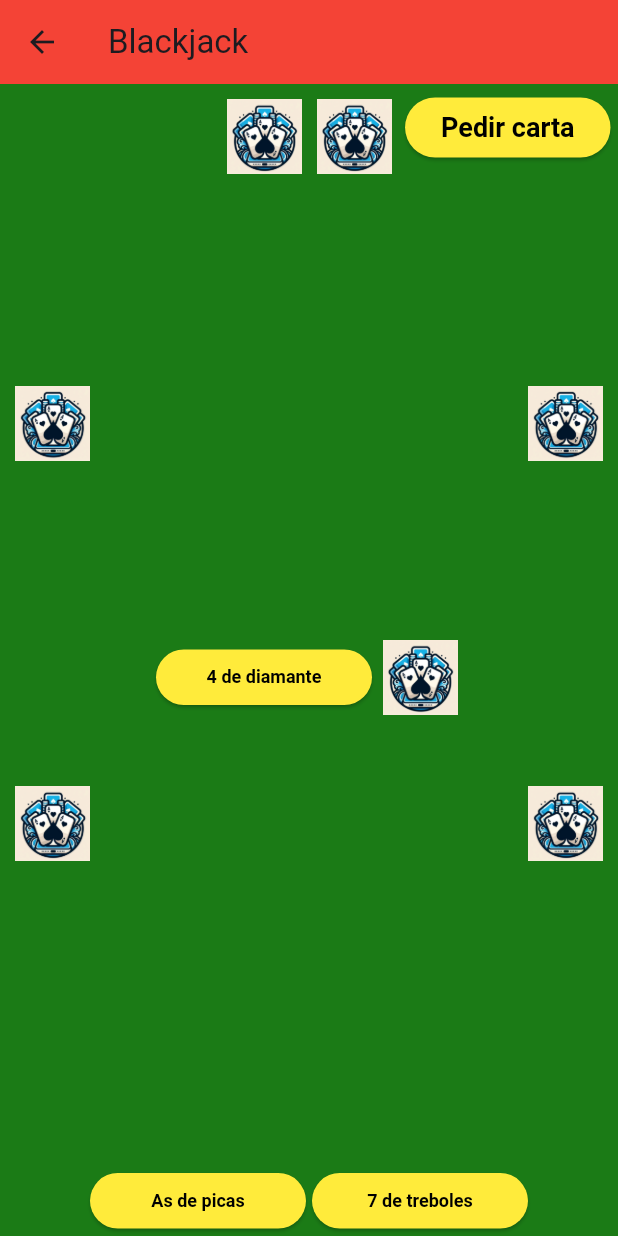
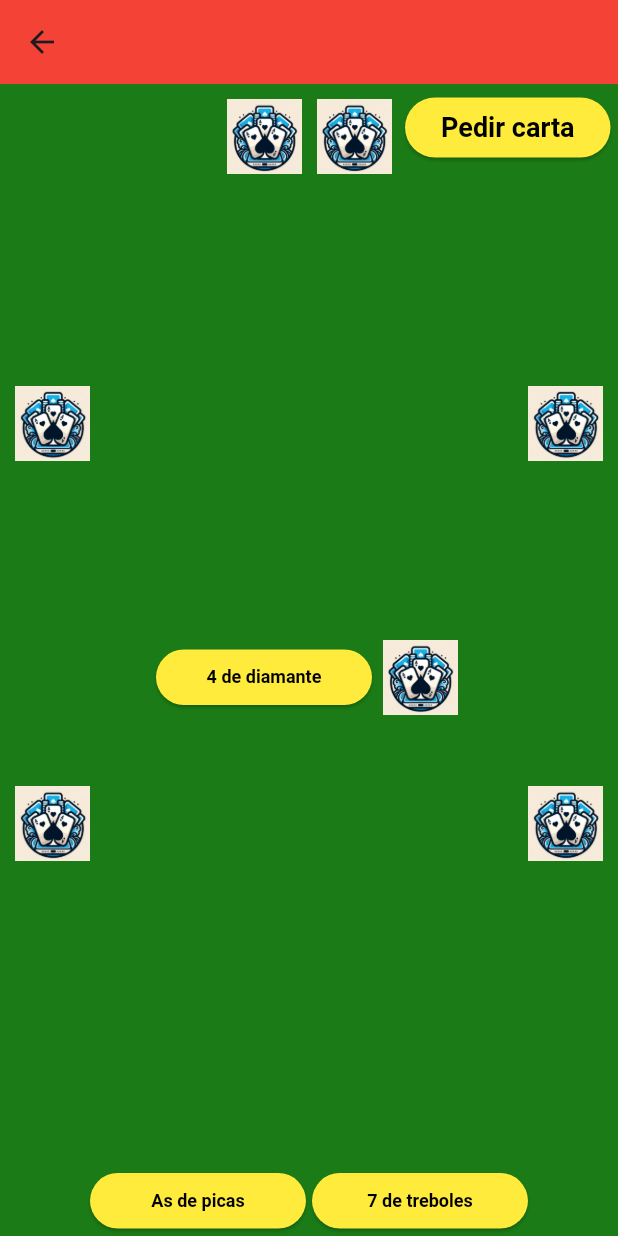
Before and after one commit to UNIZAR-30226-2024-13/Frontend-Movil, a Flutter app: the Blackjack screen opened directly, on a phone screen of 412 x 824 dp. Run offline on Flutter 3.47's test engine with Material 3 defaults, Android fonts, the phone set to English and light mode, and no system bars.

```diff
--- a/lib/blackjack.dart
+++ b/lib/blackjack.dart
@@ -3,6 +3,8 @@ import 'package:flutter/material.dart';
 void main() {
   runApp(MyApp());
 }
+
+var ocultar = true;
 
 class MyApp extends StatelessWidget {
   @override
@@ -18,7 +20,7 @@ class Blackjack extends StatelessWidget {
   Widget build(BuildContext context) {
     return Scaffold(
       appBar: AppBar(
-        title: Text('Blackjack'),
+        title: Text(''),
         backgroundColor: Colors.red,
       ),
       body: Container(
@@ -100,16 +102,13 @@ class _BlackjackTableState extends State<BlackjackTable> {
                 for (int i = 0; i < 2; i++) CartaExtra(),
               ],
             ),
+
             // Espacio en el medio
             Expanded(
               child: CartasCroupier(turnoFinal: false),
             ),
-            Row(
-              mainAxisAlignment: MainAxisAlignment.center,
-              children: [
-                for (var carta in cartasJugador) Carta(cartaTexto: carta),
-              ],
-            ),
+
+            CartasJugador(lista: cartasJugador),
           ],
         ),
       ],
@@ -130,9 +129,9 @@ class _CartasCroupierState extends State<CartasCroupier> {
   // Lista de cartas del croupier
   List<String> cartasCroupier = ['4 de diamante', '12 de corazones'];
 
-  void actualizarCartasCroupier(List<String> nuevasCartas) {
+  void actualizarCartasCroupier(String carta_nueva_croupier) {
     setState(() {
-      cartasCroupier = nuevasCartas;
+      cartasCroupier.add(carta_nueva_croupier);
     });
   }
 
@@ -174,6 +173,61 @@ class CartaExtra extends StatelessWidget {
   }
 }
 
+
+class CartasJugador extends StatelessWidget {
+  final List<String> lista;
+  CartasJugador({required this.lista});
+
+  @override
+  Widget build(BuildContext context) {
+    var num_cartas = lista.length;
+    if (ocultar) {
+      if (num_cartas < 5) {
+        return Row(
+          mainAxisAlignment: MainAxisAlignment.center,
+          children: [
+            for (var carta in lista) Carta(cartaTexto: carta),
+          ],
+        );
+      }
+      else {
+        return Row(
+          mainAxisAlignment: MainAxisAlignment.center,
+          children: [
+            for (int i = 0; i < 4; i++) Carta(cartaTexto: lista.elementAt(i)),
+              ElevatedButton(
+              onPressed: () {
+                ocultar = false;
+              },
+              child: Text("->"),
+              style: ButtonStyle(
+                backgroundColor: MaterialStateProperty.all(Colors.yellow),
+                foregroundColor: MaterialStateProperty.all(Colors.black),
+                textStyle: MaterialStateProperty.all(TextStyle(
+                  fontSize: 18,
+                  fontWeight: FontWeight.bold
+                )),
+              ),
+            ),
+          ],
+        );
+      }
+    }
+    else {
+      return SingleChildScrollView(
+        scrollDirection: Axis.horizontal,
+        child: Row(
+          mainAxisAlignment: MainAxisAlignment.center,
+          children: [
+            for (var carta in lista) Carta(cartaTexto: carta),
+          ],
+        ),
+      );
+    }
+  }
+}
+
+
 class Carta extends StatelessWidget {
   final String cartaTexto;
 
```
